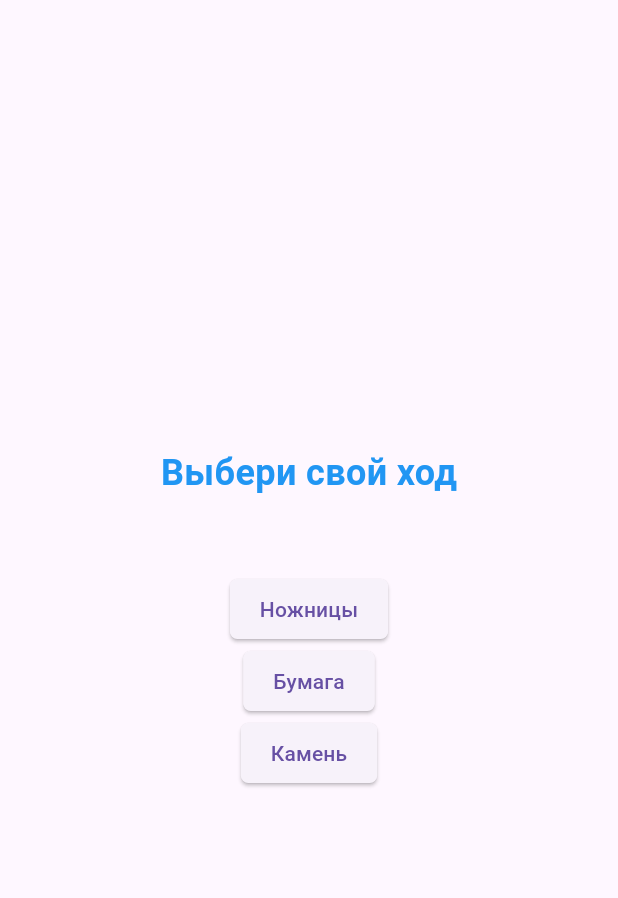
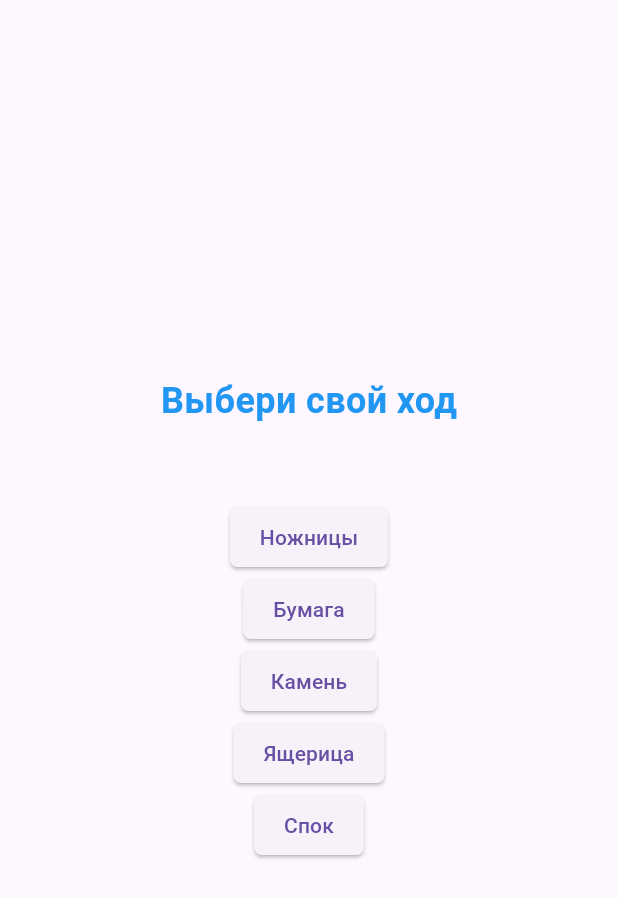
Before and after one commit to Dana-Nam/flutter_hw, a Flutter app: the screen it shows after launch, on a phone screen of 412 x 824 dp. Shown: the top 898 px of the screen. Run offline on Flutter 3.47's test engine with Material 3 defaults, Android fonts, the phone set to English and light mode, and no system bars.

Commit message:
Added more play options: lizard and spok

```diff
--- a/lib/game.dart
+++ b/lib/game.dart
@@ -52,7 +52,7 @@ class _GameState extends State<Game> {
   }
 
   String _generateOpponentChoice() {
-    const choices = ['Ножницы', 'Бумага', 'Камень'];
+    const choices = ['Ножницы', 'Бумага', 'Камень', 'Ящерица', 'Спок'];
     return choices[Random().nextInt(choices.length)];
   }
 
@@ -60,7 +60,14 @@ class _GameState extends State<Game> {
     if (player == opponent) return 'Ничья!';
     if ((player == 'Ножницы' && opponent == 'Бумага') ||
         (player == 'Бумага' && opponent == 'Камень') ||
-        (player == 'Камень' && opponent == 'Ножницы')) {
+        (player == 'Камень' && opponent == 'Ножницы') ||
+        (player == 'Ножницы' && opponent == 'Ящерица') ||
+        (player == 'Бумага' && opponent == 'Спок') ||
+        (player == 'Камень' && opponent == 'Ящерица') ||
+        (player == 'Ящерица' && opponent == 'Бумага') ||
+        (player == 'Ящерица' && opponent == 'Спок') ||
+        (player == 'Спок' && opponent == 'Ножницы') ||
+        (player == 'Спок' && opponent == 'Камень')) {
       return 'Вы победили!';
     }
     return 'Вы проиграли!';
--- a/lib/screens/home_screen.dart
+++ b/lib/screens/home_screen.dart
@@ -27,6 +27,14 @@ class HomeScreen extends StatelessWidget {
             onPressed: () => onGameStarted('Камень'),
             label: 'Камень',
           ),
+          ItemButton(
+            onPressed: () => onGameStarted('Ящерица'),
+            label: 'Ящерица',
+          ),
+          ItemButton(
+            onPressed: () => onGameStarted('Спок'),
+            label: 'Спок',
+          ),
         ],
       ),
     );
```
